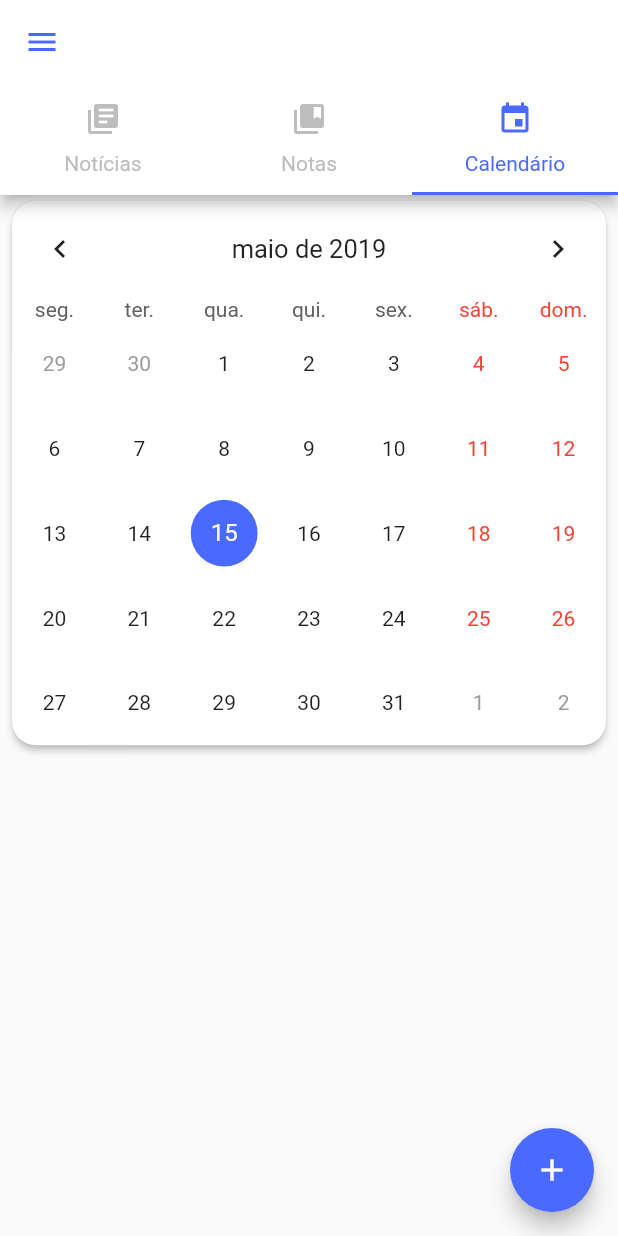
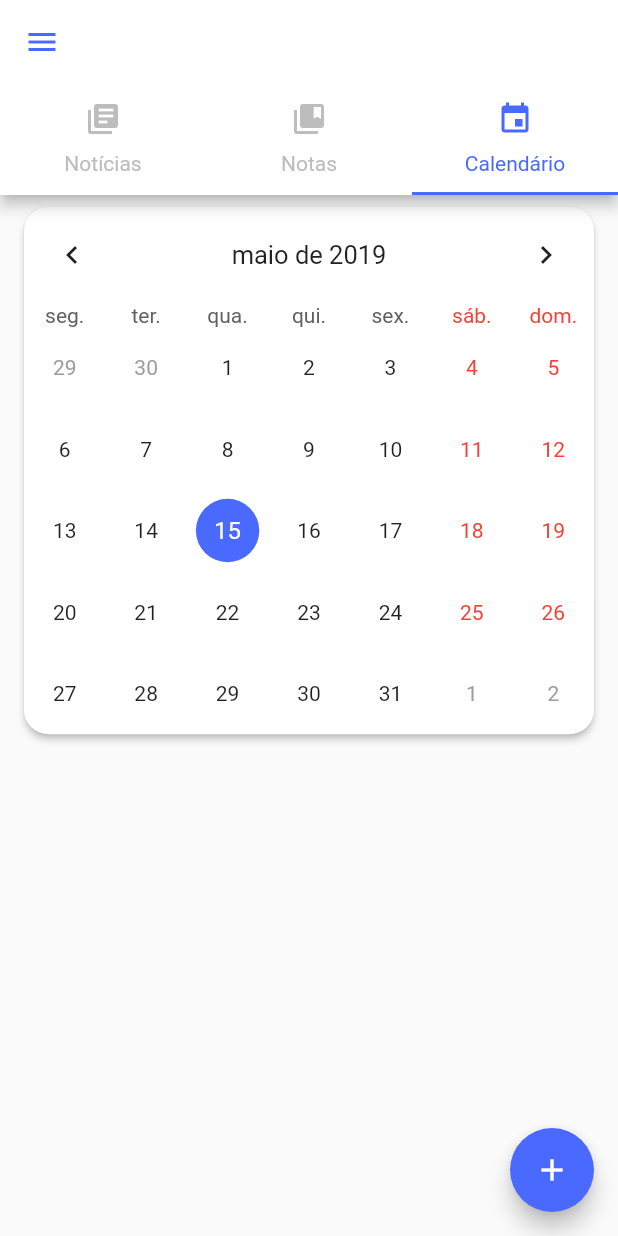
Before and after one commit to laerciosb/uepgacadonline-flutter, a Flutter app: the HomeScreen screen opened directly, tab 3 chosen, on a phone screen of 412 x 824 dp. Run offline on Flutter 3.47's test engine with Material 2 defaults, Android fonts, the phone set to English and light mode, and no system bars; drawn by our look-alikes of table_calendar; our stand-ins replace bloc, equatable, flutter_bloc, flutter_html, flutter_local_notifications, rxdart and 2 more; missing offline and left inert: flutter_statusbarcolor; accounts and stored records are empty; generated files the repository leaves out were written again; network calls fail; statements that could not run were skipped.

Commit message:
Update: Cardápio

```diff
--- a/lib/modules/calendar/calendar_form.dart
+++ b/lib/modules/calendar/calendar_form.dart
@@ -89,6 +89,7 @@ class _CalendarFormState extends State<CalendarForm> {
           keyboardType: TextInputType.multiline,
           textAlign: TextAlign.left,
           minLines: null,
+          maxLines: null,
           autovalidate: true,
           decoration: InputDecoration(
               hasFloatingPlaceholder: false,
@@ -118,6 +119,7 @@ class _CalendarFormState extends State<CalendarForm> {
                   description: _descriptionController.text,
                   date: widget.date),
             );
+            Navigator.pop(context);
           },
         )
       ],
--- a/lib/modules/calendar/calendar_screen.dart
+++ b/lib/modules/calendar/calendar_screen.dart
@@ -172,7 +172,7 @@ class _CalendarScreenState extends State<CalendarScreen> {
 
   Widget _buildTableCalendar() {
     return Card(
-      margin: EdgeInsets.fromLTRB(8.0, 4.0, 8.0, 0.0),
+      margin: EdgeInsets.fromLTRB(16.0, 8.0, 16.0, 0.0),
       elevation: 2.0,
       shape: RoundedRectangleBorder(borderRadius: BorderRadius.circular(16.0)),
       child: TableCalendar(
--- a/lib/modules/home/home_screen.dart
+++ b/lib/modules/home/home_screen.dart
@@ -81,9 +81,12 @@ class _HomeScreenState extends State<HomeScreen>
                     ),
                     Flexible(
                       flex: 6,
-                      child: Text(" ${state.user.academicRegister}",
-                          style:
-                              TextStyle(fontSize: 13.0, color: Colors.black)),
+                      child: Container(
+                        margin: EdgeInsets.only(left: 8.0),
+                        child: Text(" ${state.user.academicRegister}",
+                            style:
+                                TextStyle(fontSize: 12.0, color: Colors.black)),
+                      ),
                     )
                   ]);
                 } else {
@@ -101,7 +104,7 @@ class _HomeScreenState extends State<HomeScreen>
           ],
         ),
         floatingActionButton: _buildFloatingButton(),
-        resizeToAvoidBottomPadding: true);
+        resizeToAvoidBottomPadding: false);
   }
 
   Widget _buildDrawer() {
```
Also changed, not shown: lib/repositories/ru_repository.dart (+4 -4 lines).
